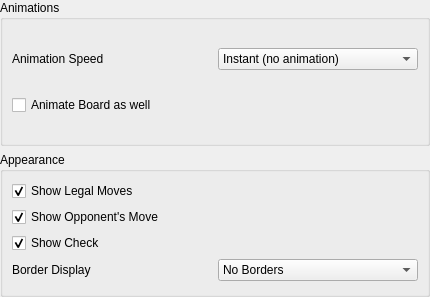
Qt form src/prefs_base.ui (netrunner-debian-kde-extras/knights) before a commit.
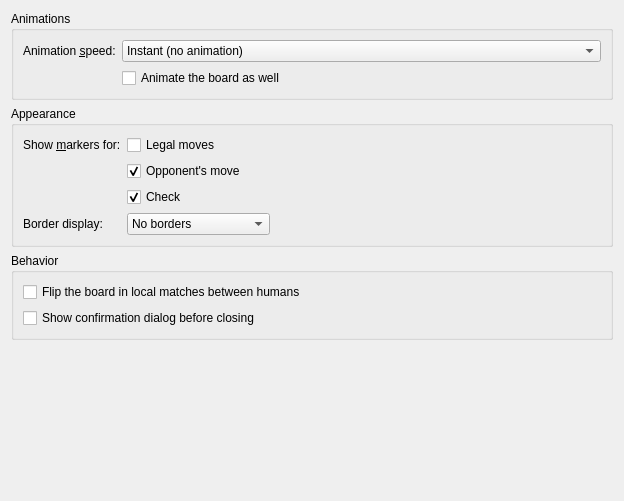
The same form after that commit. Custom widgets are drawn as their Qt base class.

Patch:
```diff
--- a/src/prefs_base.ui
+++ b/src/prefs_base.ui
@@ -6,38 +6,28 @@
    <rect>
     <x>0</x>
     <y>0</y>
-    <width>430</width>
-    <height>297</height>
+    <width>624</width>
+    <height>501</height>
    </rect>
   </property>
   <layout class="QVBoxLayout" name="verticalLayout">
-   <property name="spacing">
-    <number>-1</number>
-   </property>
-   <property name="margin">
-    <number>0</number>
-   </property>
    <item>
     <widget class="QGroupBox" name="animationGroup">
      <property name="title">
       <string>Animations</string>
      </property>
-     <layout class="QGridLayout" name="gridLayout">
-      <item row="1" column="0">
+     <layout class="QFormLayout" name="formLayout">
+      <item row="0" column="0">
        <widget class="QLabel" name="animationSpeedLabel">
         <property name="text">
-         <string>Animation Speed</string>
+         <string>Animation &amp;speed:</string>
         </property>
-       </widget>
-      </item>
-      <item row="2" column="0" colspan="2">
-       <widget class="QCheckBox" name="kcfg_animateBoard">
-        <property name="text">
-         <string>Animate Board as well</string>
+        <property name="buddy">
+         <cstring>kcfg_animationSpeed</cstring>
         </property>
        </widget>
       </item>
-      <item row="1" column="1">
+      <item row="0" column="1">
        <widget class="KComboBox" name="kcfg_animationSpeed">
         <item>
          <property name="text">
@@ -61,6 +51,13 @@
         </item>
        </widget>
       </item>
+      <item row="1" column="1">
+       <widget class="QCheckBox" name="kcfg_animateBoard">
+        <property name="text">
+         <string>Animate the board as well</string>
+        </property>
+       </widget>
+      </item>
      </layout>
     </widget>
    </item>
@@ -69,18 +66,28 @@
      <property name="title">
       <string>Appearance</string>
      </property>
-     <layout class="QGridLayout" name="gridLayout_2">
-      <item row="1" column="0" colspan="2">
-       <widget class="QCheckBox" name="kcfg_showMarker">
+     <layout class="QFormLayout" name="formLayout_2">
+      <property name="fieldGrowthPolicy">
+       <enum>QFormLayout::ExpandingFieldsGrow</enum>
+      </property>
+      <item row="0" column="0">
+       <widget class="QLabel" name="showMarkersForLabel">
         <property name="text">
-         <string>Show Legal Moves</string>
+         <string>Show &amp;markers for:</string>
         </property>
-        <property name="checked">
-         <bool>true</bool>
+        <property name="buddy">
+         <cstring>showMarkersForCheckBox</cstring>
         </property>
        </widget>
       </item>
-      <item row="2" column="0" colspan="2">
+      <item row="0" column="1">
+       <widget class="QCheckBox" name="showMarkersForCheckBox">
+        <property name="text">
+         <string comment="Option to show markers for">Legal moves</string>
+        </property>
+       </widget>
+      </item>
+      <item row="2" column="1">
        <widget class="QCheckBox" name="kcfg_showMotion">
         <property name="sizePolicy">
          <sizepolicy hsizetype="Minimum" vsizetype="Fixed">
@@ -89,52 +96,88 @@
          </sizepolicy>
         </property>
         <property name="text">
-         <string>Show Opponent's Move</string>
+         <string comment="Option to show markers for">Opponent's move</string>
         </property>
         <property name="checked">
          <bool>true</bool>
         </property>
        </widget>
       </item>
-      <item row="3" column="0" colspan="2">
+      <item row="3" column="1">
        <widget class="QCheckBox" name="kcfg_showDanger">
         <property name="text">
-         <string>Show Check</string>
+         <string comment="Option to show markers for">Check</string>
         </property>
         <property name="checked">
          <bool>true</bool>
         </property>
        </widget>
       </item>
-      <item row="4" column="1">
-       <widget class="KComboBox" name="kcfg_borderDisplayType">
-        <item>
-         <property name="text">
-          <string>No Borders</string>
-         </property>
-        </item>
-        <item>
-         <property name="text">
-          <string>Only Borders</string>
-         </property>
-        </item>
-        <item>
-         <property name="text">
-          <string>Borders and Notation</string>
-         </property>
-        </item>
-       </widget>
-      </item>
       <item row="4" column="0">
        <widget class="QLabel" name="label">
         <property name="text">
-         <string>Border Display</string>
+         <string>Border display:</string>
         </property>
        </widget>
       </item>
+      <item row="4" column="1">
+       <widget class="KComboBox" name="kcfg_borderDisplayType">
+        <item>
+         <property name="text">
+          <string>No borders</string>
+         </property>
+        </item>
+        <item>
+         <property name="text">
+          <string>Only borders</string>
+         </property>
+        </item>
+        <item>
+         <property name="text">
+          <string>Borders and notation</string>
+         </property>
+        </item>
+       </widget>
+      </item>
      </layout>
     </widget>
    </item>
+   <item>
+    <widget class="QGroupBox" name="groupBox">
+     <property name="title">
+      <string>Behavior</string>
+     </property>
+     <layout class="QVBoxLayout" name="verticalLayout_2">
+      <item>
+       <widget class="QCheckBox" name="kcfg_flipBoard">
+        <property name="text">
+         <string>Flip the board in local matches between humans</string>
+        </property>
+       </widget>
+      </item>
+      <item>
+       <widget class="QCheckBox" name="kcfg_askDiscard">
+        <property name="text">
+         <string>Show confirmation dialog before closing</string>
+        </property>
+       </widget>
+      </item>
+     </layout>
+    </widget>
+   </item>
+   <item>
+    <spacer name="verticalSpacer">
+     <property name="orientation">
+      <enum>Qt::Vertical</enum>
+     </property>
+     <property name="sizeHint" stdset="0">
+      <size>
+       <width>20</width>
+       <height>133</height>
+      </size>
+     </property>
+    </spacer>
+   </item>
   </layout>
  </widget>
  <customwidgets>
```
